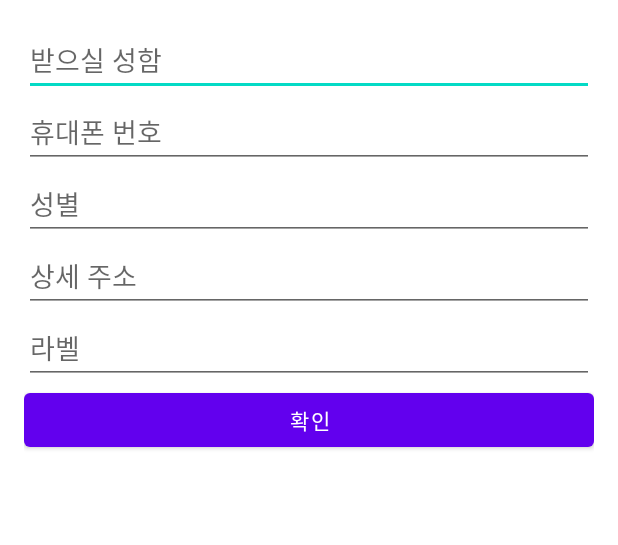
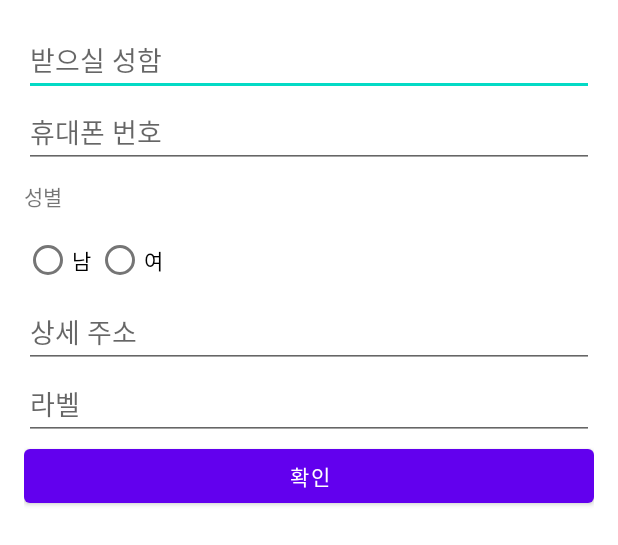
Before and after one commit to WEIERHANG/Are_you_Hungry, an Android app: the layout dialog_add_address.xml on its own in the app's theme, with its tools: preview values and no code run, on a phone screen of 412 x 824 dp. Shown: the top 545 px of the screen. Run offline under Robolectric (Android 15) with nearby library versions, the phone set to English and light mode, and no system bars.

Commit message:
性别标签

```diff
--- a/app/src/main/res/layout/dialog_add_address.xml
+++ b/app/src/main/res/layout/dialog_add_address.xml
@@ -17,11 +17,33 @@
         android:layout_height="wrap_content"
         android:hint="휴대폰 번호" />
 
-    <EditText
-        android:id="@+id/sexEditText"
+    <TextView
         android:layout_width="match_parent"
         android:layout_height="wrap_content"
-        android:hint="성별" />
+        android:text="성별"
+        android:paddingTop="8dp"
+        android:paddingBottom="8dp" />
+
+    <RadioGroup
+        android:id="@+id/sexRadioGroup"
+        android:layout_width="match_parent"
+        android:layout_height="wrap_content"
+        android:orientation="horizontal">
+
+        <RadioButton
+            android:id="@+id/maleRadioButton"
+            android:layout_width="wrap_content"
+            android:layout_height="wrap_content"
+            android:text="남"
+            android:tag="1" />
+
+        <RadioButton
+            android:id="@+id/femaleRadioButton"
+            android:layout_width="wrap_content"
+            android:layout_height="wrap_content"
+            android:text="여"
+            android:tag="0" />
+    </RadioGroup>
 
     <EditText
         android:id="@+id/detailEditText"
```
Also changed, not shown: app/src/main/java/com/hangandkai/areyouhungry/OrderItem.java (+6 -2 lines), app/src/main/java/com/hangandkai/areyouhungry/SelectAddressActivity.java (+8 -13 lines).
